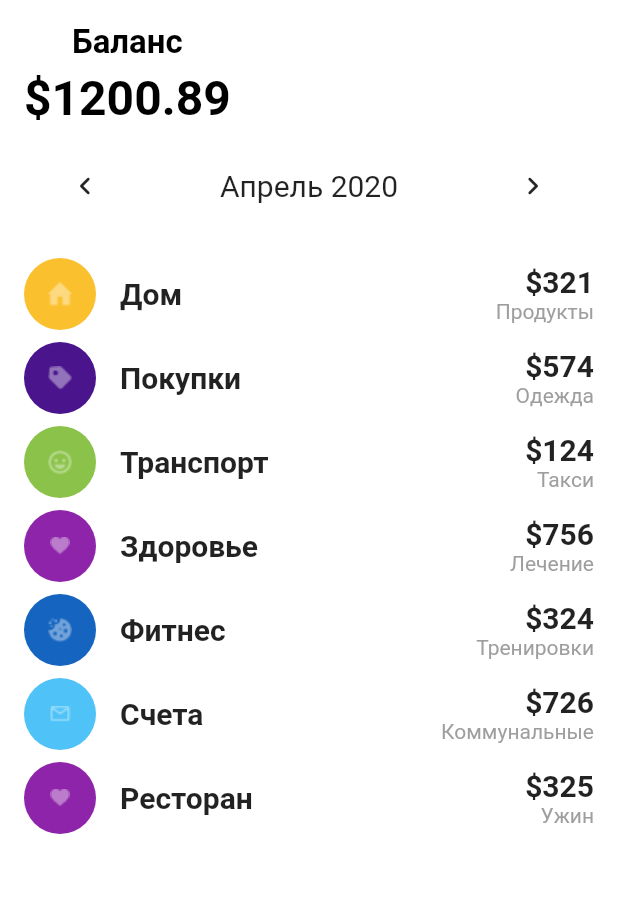
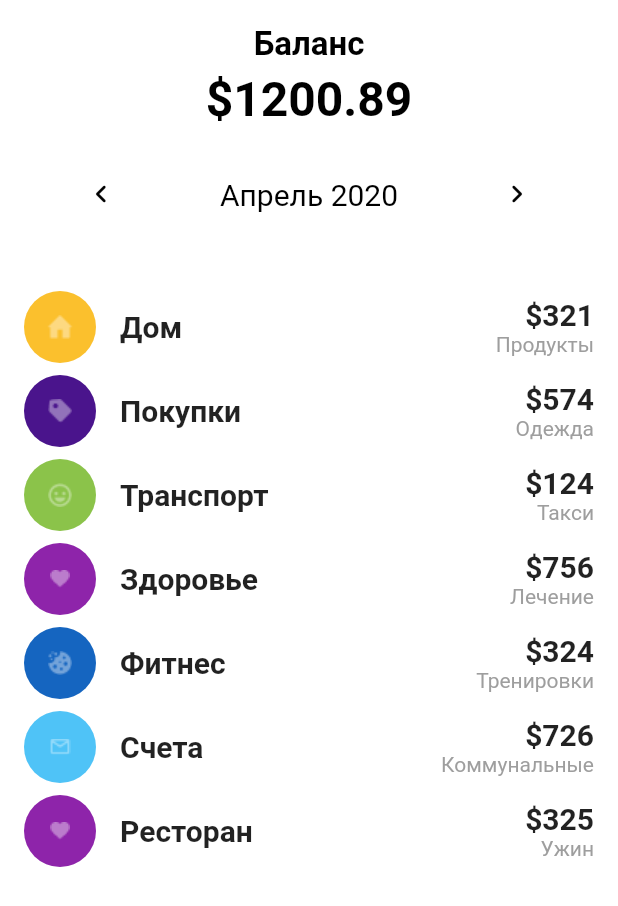
Before and after one commit to MorgueMorg/Neobis-UI-Apps, a Flutter app: the screen it shows after launch, after a tap on "Finance App", on a phone screen of 412 x 824 dp. Shown: the top 906 px of the screen. Run offline on Flutter 3.47's test engine with Material 2 defaults, Android fonts, the light colour scheme and no system bars.

Commit message:
Fixed appbar in finance :crystal_ball:

```diff
--- a/lib/apps/finance_app.dart
+++ b/lib/apps/finance_app.dart
@@ -90,7 +90,7 @@
       home: Scaffold(
         backgroundColor: Colors.white,
         appBar: AppBar(
-          toolbarHeight: 100,
+          toolbarHeight: 170,
           backgroundColor: Colors.white,
           elevation: 0,
           title:
@@ -111,32 +111,37 @@
                 fontWeight: FontWeight.w700,
               ),
             ),
-          ]),
-        ),
-        body: Center(
-          child: Column(
-            // Main column, everything in here
-            crossAxisAlignment: CrossAxisAlignment.center,
-            children: [
+            SizedBox(height: 20),
             Row(
               mainAxisAlignment: MainAxisAlignment.spaceAround,
               children: [
                 IconButton(
+                    color: Colors.black,
                     onPressed: () {},
                     icon: const Icon(Icons.chevron_left_rounded)),
                 const Text(
                   'Апрель 2020',
                   style: TextStyle(
+                    color: Colors.black,
                     fontSize: 20,
                     fontWeight: FontWeight.w400,
                   ),
                 ),
                 IconButton(
+                    color: Colors.black,
                     onPressed: () {},
                     icon: const Icon(Icons.chevron_right_rounded)),
               ],
             ),
-              SizedBox(height: 20,),
+          ]),
+        ),
+        body: Center(
+          child: Column(
+            crossAxisAlignment: CrossAxisAlignment.center,
+            children: [
+              SizedBox(
+                height: 20,
+              ),
               Expanded(
                 child: ListView.builder(
                   itemCount: _listTitles.length,
```
Lines whose indentation alone changed are shown as unchanged.
